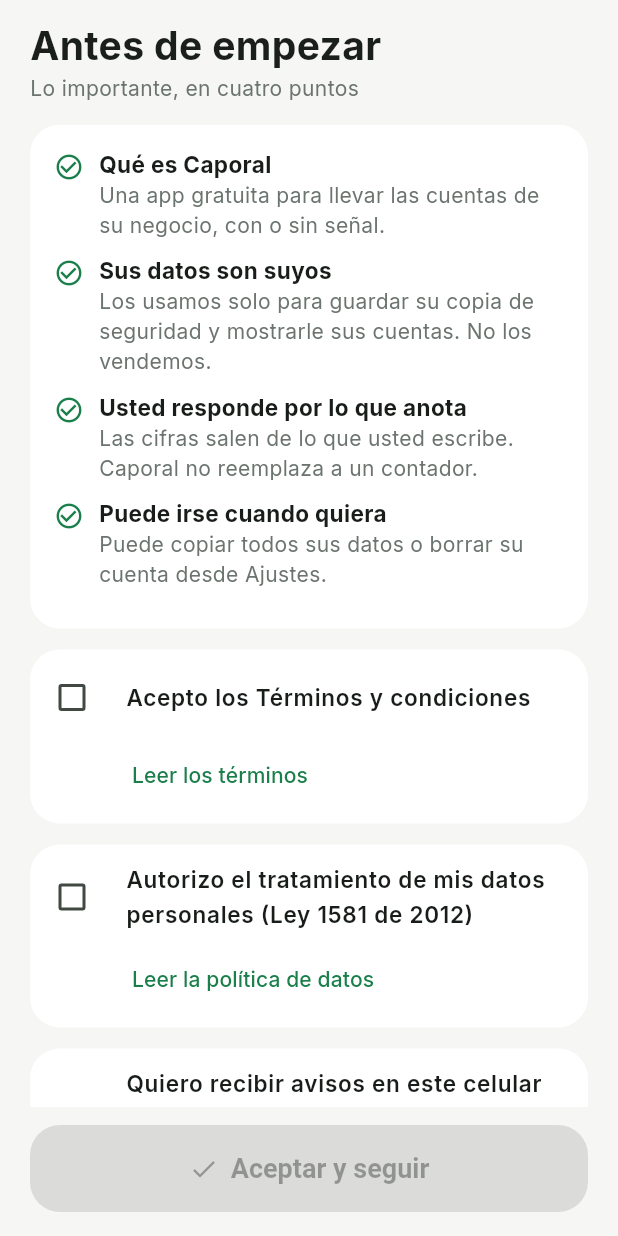
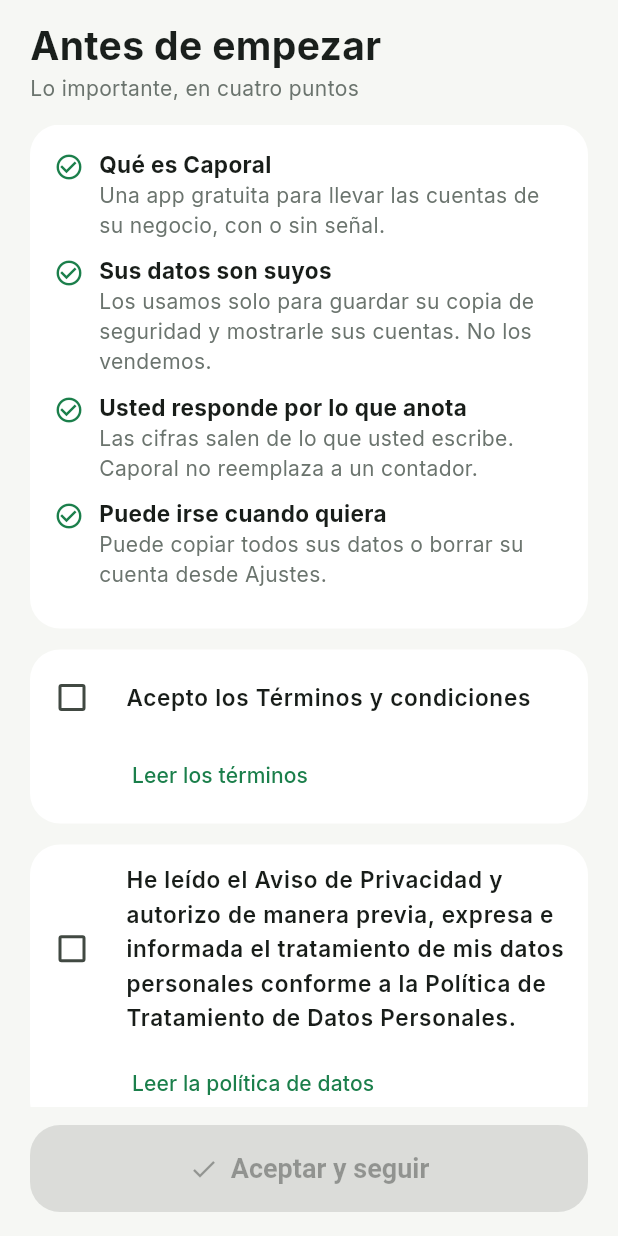
Before and after one commit to ricardomb-tech/caporal, a Flutter app: the screen it shows after launch, after a tap on "Saltar", on a phone screen of 412 x 824 dp. Run offline on Flutter 3.47's test engine with Material 3 defaults, Android fonts, the phone set to English and light mode, and no system bars; our stand-ins replace connectivity_plus, flutter_local_notifications, flutter_secure_storage, image_picker, local_auth, sqflite_sqlcipher and 1 more; accounts and stored records are empty; network calls fail.

Commit message:
Aviso de privacidad oficial de la convocatoria en el registro
- Texto modelo CreaTIC (Ley 1581 de 2012 y Decreto 1074 de 2015), casilla sin marcar con la
  autorización previa, expresa e informada y enlace a la política que se lee sin Internet
- La misma frase de autorización en la pantalla de términos
- Pruebas del aviso; la prueba de términos busca cada casilla por su texto; PM-27

```diff
--- a/mobile/lib/dominio/terminos.dart
+++ b/mobile/lib/dominio/terminos.dart
@@ -3,6 +3,20 @@
 ///
 /// Borrador para revisión jurídica antes de publicar en las tiendas.
 const versionTerminos = '2026-11-18';
+
+/// Aviso de privacidad de la pantalla de registro: texto modelo de la Convocatoria CreaTIC Casanare 2026
+/// (Formatos Modelo de Protección de Datos, Sección A), tal cual. Va con una casilla SIN marcar.
+const avisoPrivacidad = 'AVISO DE PRIVACIDAD: En cumplimiento de la Ley 1581 de 2012 y el Decreto 1074 de 2015, le '
+    'informamos que los datos personales suministrados serán tratados para gestionar su registro, operación '
+    'comercial, inventario, ventas, pedidos y contacto dentro de esta aplicación. Frente a los datos de clientes '
+    'finales registrados por los comercios, la MiPyme usuaria actúa como Responsable del Tratamiento y la '
+    'Gobernación de Casanare, como operadora de la plataforma, actúa como Encargada del Tratamiento. Usted puede '
+    'ejercer sus derechos a conocer, actualizar, rectificar y suprimir sus datos, así como consultar nuestra '
+    'Política de Tratamiento de Datos Personales directamente en esta aplicación.';
+
+/// La autorización de la casilla, con las palabras del formato modelo.
+const autorizacionDatos = 'He leído el Aviso de Privacidad y autorizo de manera previa, expresa e informada el '
+    'tratamiento de mis datos personales conforme a la Política de Tratamiento de Datos Personales.';
 
 /// Lo esencial en una frase por punto, para la pantalla de aceptación.
 const resumenTerminos = <(String, String)>[
--- a/mobile/lib/ui/cuenta/pantalla_aceptar_terminos.dart
+++ b/mobile/lib/ui/cuenta/pantalla_aceptar_terminos.dart
@@ -80,7 +80,7 @@ class _PantallaAceptarTerminosState extends State<PantallaAceptarTerminos> {
         _Casilla(
           valor: _datos,
           alCambiar: (v) => setState(() => _datos = v),
-          texto: 'Autorizo el tratamiento de mis datos personales (Ley 1581 de 2012)',
+          texto: autorizacionDatos,
           enlace: 'Leer la política de datos',
           alLeer: () => _leer(PantallaTexto.politica()),
         ),
```
Also changed, not shown: mobile/lib/ui/cuenta/pantalla_registro.dart (+14 -25 lines), 4 other files.
